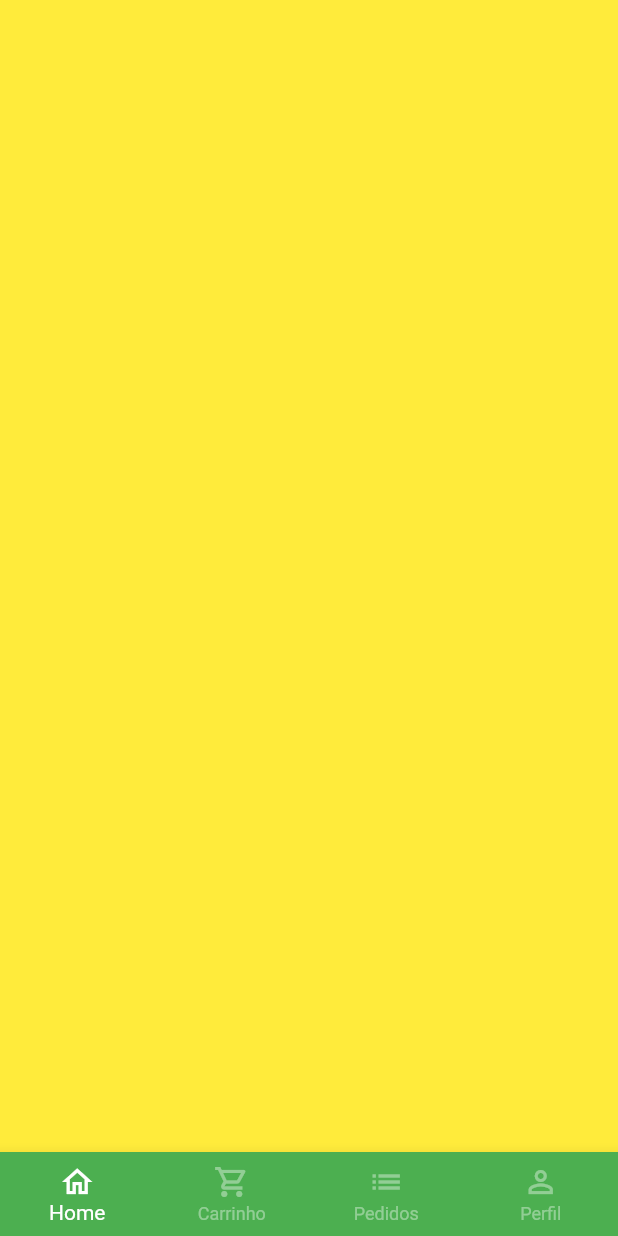
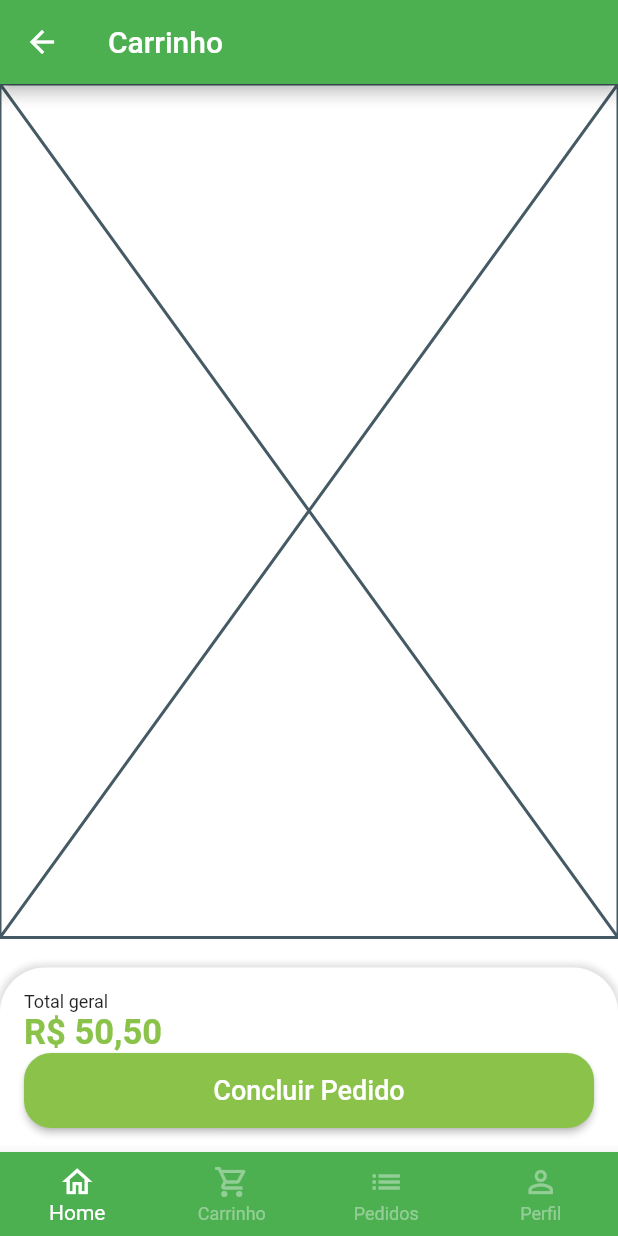
Before and after one commit to filipewb/quitandaOnline-Flutter, a Flutter app: the BaseScreen screen opened directly, swiped to page 2, on a phone screen of 412 x 824 dp. Run offline on Flutter 3.47's test engine with Material 2 defaults, Android fonts, the phone set to English and light mode, and no system bars; our stand-ins replace animated_text_kit, mask_text_input_formatter.

Commit message:
total e confirmaçao de pedido

```diff
--- a/lib/src/pages/base/base_screen.dart
+++ b/lib/src/pages/base/base_screen.dart
@@ -1,5 +1,7 @@
 import 'package:flutter/material.dart';
 import 'package:greengrocer/src/pages/home/home_tab.dart';
+
+import '../cart/cart_tab.dart';
 
 class BaseScreen extends StatefulWidget {
   const BaseScreen({super.key});
@@ -20,7 +22,7 @@ class _BaseScreenState extends State<BaseScreen> {
         controller: pageController,
         children: [
           const HomeTab(),
-          Container(color: Colors.yellow),
+          CartTab(),
           Container(color: Colors.blue),
           Container(color: Colors.purple),
         ],
--- /dev/null
+++ b/lib/src/pages/cart/cart_tab.dart
@@ -0,0 +1,81 @@
+import 'package:flutter/material.dart';
+import 'package:greengrocer/src/config/custom_colors.dart';
+import 'package:greengrocer/src/services/utils_services.dart';
+
+class CartTab extends StatelessWidget {
+  CartTab({super.key});
+
+  final UtilServices utilServices = UtilServices();
+
+  @override
+  Widget build(BuildContext context) {
+    return Scaffold(
+      appBar: AppBar(
+        title: const Text('Carrinho'),
+      ),
+      body: Column(
+        children: [
+          const Expanded(
+            child: Placeholder(),
+          ),
+          const SizedBox(
+            height: 20,
+          ),
+          Container(
+            padding: const EdgeInsets.all(16),
+            decoration: BoxDecoration(
+              color: Colors.white,
+              borderRadius: const BorderRadius.vertical(
+                top: Radius.circular(30),
+              ),
+              boxShadow: [
+                BoxShadow(
+                  color: Colors.grey.shade300,
+                  blurRadius: 3,
+                  spreadRadius: 2,
+                ),
+              ],
+            ),
+            child: Column(
+              crossAxisAlignment: CrossAxisAlignment.stretch,
+              children: [
+                const Text(
+                  'Total geral',
+                  style: TextStyle(
+                    fontSize: 12,
+                  ),
+                ),
+                Text(
+                  utilServices.priceToCurrency(50.5),
+                  style: TextStyle(
+                    fontSize: 23,
+                    color: CustomColors.customSwatchColor,
+                    fontWeight: FontWeight.bold,
+                  ),
+                ),
+                SizedBox(
+                  height: 50,
+                  child: ElevatedButton(
+                    style: ElevatedButton.styleFrom(
+                      backgroundColor: CustomColors.customSwatchColor,
+                      shape: RoundedRectangleBorder(
+                        borderRadius: BorderRadius.circular(18),
+                      ),
+                    ),
+                    onPressed: () {},
+                    child: const Text(
+                      'Concluir Pedido',
+                      style: TextStyle(
+                        fontSize: 18,
+                      ),
+                    ),
+                  ),
+                ),
+              ],
+            ),
+          ),
+        ],
+      ),
+    );
+  }
+}
```
